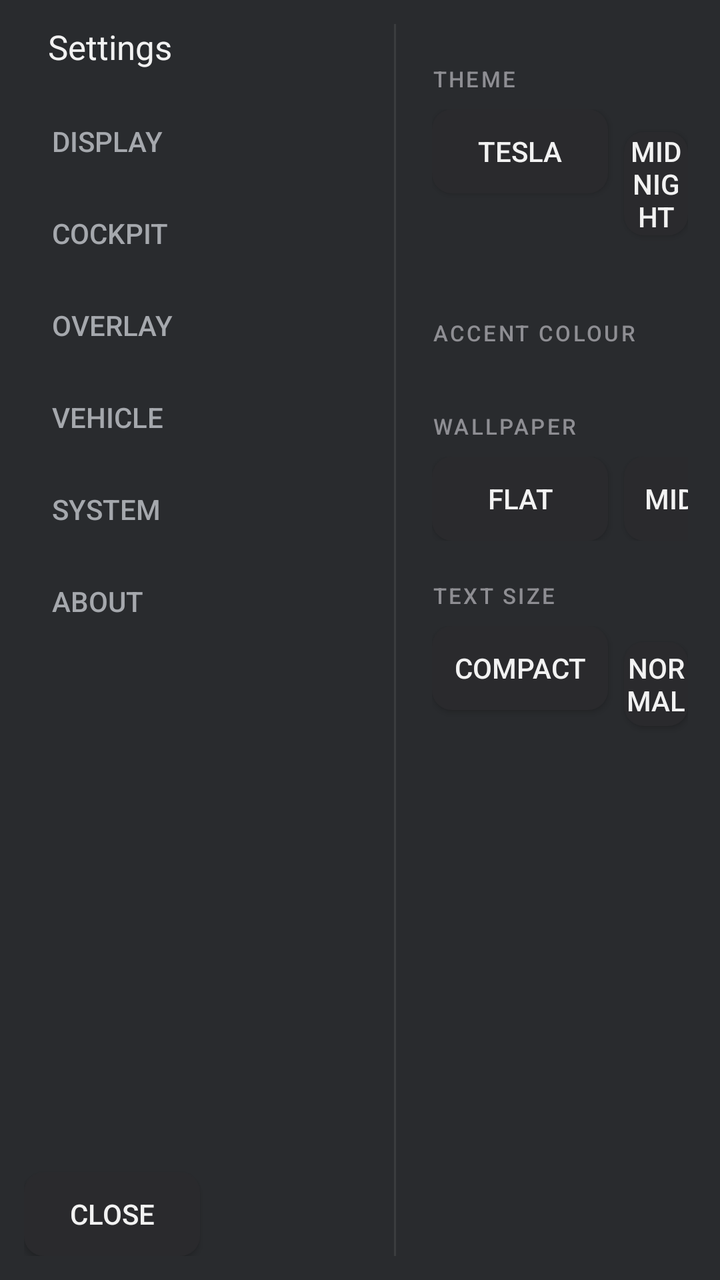
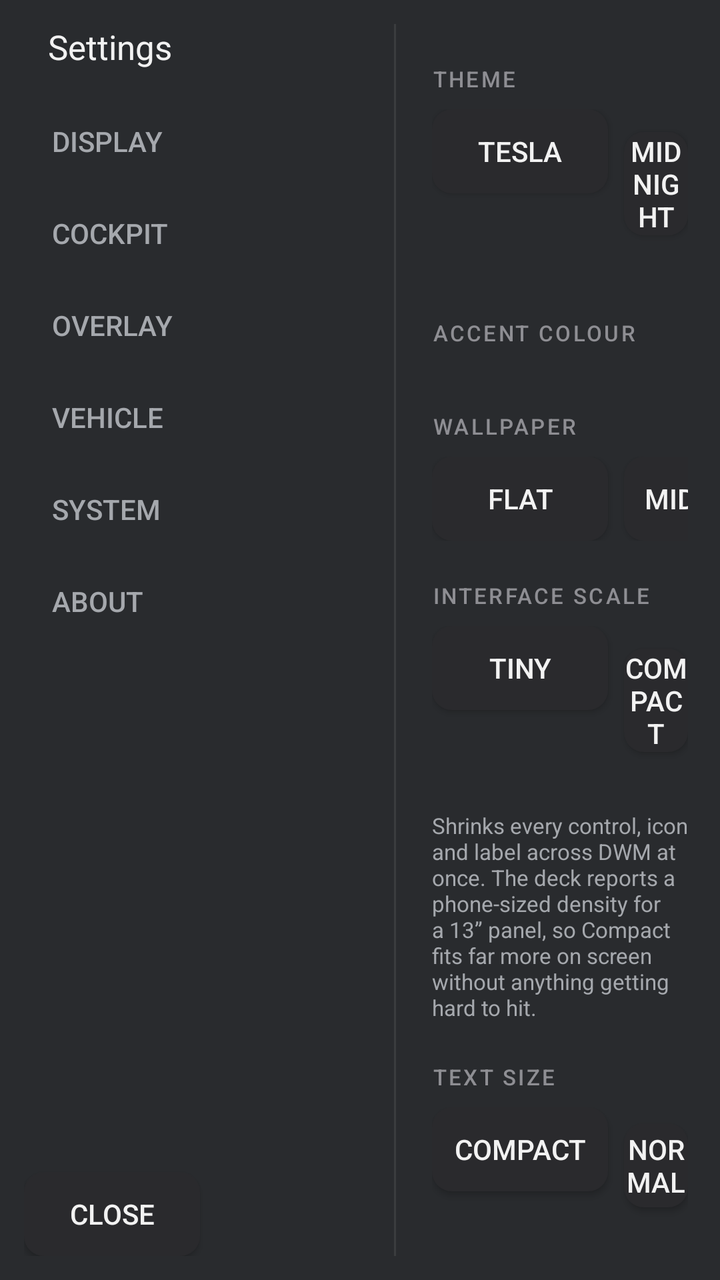

Two renders of the same Android screen: before a commit and after it. Below are the layout's source before the change and the commit's diff.
<!-- AndroidManifest.xml: application theme Theme.DWM -->
<!-- res/layout/activity_settings.xml -->
<?xml version="1.0" encoding="utf-8"?>
<LinearLayout xmlns:android="http://schemas.android.com/apk/res/android"
    android:layout_width="match_parent"
    android:layout_height="match_parent"
    android:background="@color/bg"
    android:orientation="horizontal"
    android:padding="12dp">

    
    <LinearLayout
        android:layout_width="185dp"
        android:layout_height="match_parent"
        android:orientation="vertical"
        android:paddingEnd="10dp">

        <TextView
            android:layout_width="wrap_content"
            android:layout_height="wrap_content"
            android:paddingStart="12dp"
            android:paddingBottom="14dp"
            android:tag="accent"
            android:text="Settings"
            android:textColor="@color/textPrimary"
            android:textSize="17sp" />

        <Button android:id="@+id/navDisplay" style="@style/NavItem" android:text="Display" />
        <Button android:id="@+id/navCockpit" style="@style/NavItem" android:text="Cockpit" />
        <Button android:id="@+id/navOverlay" style="@style/NavItem" android:text="Overlay" />
        <Button android:id="@+id/navVehicle" style="@style/NavItem" android:text="Vehicle" />
        <Button android:id="@+id/navSystem" style="@style/NavItem" android:text="System" />
        <Button android:id="@+id/navAbout" style="@style/NavItem" android:text="About" />

        <View
            android:layout_width="match_parent"
            android:layout_height="0dp"
            android:layout_weight="1" />

        <Button
            android:id="@+id/close"
            style="@style/ChipButton"
            android:layout_marginStart="0dp"
            android:text="Close" />
    </LinearLayout>

    <View
        android:layout_width="1dp"
        android:layout_height="match_parent"
        android:background="#14FFFFFF" />

    
    <ScrollView
        android:layout_width="0dp"
        android:layout_height="match_parent"
        android:layout_weight="1"
        android:fillViewport="true"
        android:scrollbars="none">

        <LinearLayout
            android:layout_width="match_parent"
            android:layout_height="wrap_content"
            android:orientation="vertical"
            android:paddingStart="18dp"
            android:paddingEnd="4dp">

            
            <LinearLayout
                android:id="@+id/secDisplay"
                android:layout_width="match_parent"
                android:layout_height="wrap_content"
                android:orientation="vertical">

                <TextView style="@style/SectionHeader" android:text="Theme" />

                <LinearLayout
                    android:layout_width="match_parent"
                    android:layout_height="wrap_content"
                    android:orientation="horizontal">

                    <Button android:id="@+id/btnThemeTesla" style="@style/ChipButton" android:layout_marginStart="0dp" android:text="Tesla" />
                    <Button android:id="@+id/btnThemeMidnight" style="@style/ChipButton" android:text="Midnight" />
                    <Button android:id="@+id/btnThemeLight" style="@style/ChipButton" android:text="Light" />
                </LinearLayout>

                <TextView style="@style/SectionHeader" android:text="Accent colour" />

                <LinearLayout
                    android:id="@+id/accentRow"
                    android:layout_width="match_parent"
                    android:layout_height="wrap_content"
                    android:orientation="horizontal"
                    android:paddingBottom="4dp" />

                <TextView style="@style/SectionHeader" android:text="Wallpaper" />

                <HorizontalScrollView
                    android:layout_width="match_parent"
                    android:layout_height="wrap_content"
                    android:scrollbars="none">

                    <LinearLayout
                        android:layout_width="wrap_content"
                        android:layout_height="wrap_content"
                        android:orientation="horizontal">

                        <Button android:id="@+id/btnWallDefault" style="@style/ChipButton" android:layout_marginStart="0dp" android:text="Flat" />
                        <Button android:id="@+id/btnWallBlue" style="@style/ChipButton" android:text="Midnight" />
                        <Button android:id="@+id/btnWallCarbon" style="@style/ChipButton" android:text="Carbon" />
                        <Button android:id="@+id/btnWallCustom" style="@style/ChipButton" android:text="Pick image…" />
                    </LinearLayout>
                </HorizontalScrollView>

                <TextView style="@style/SectionHeader" android:text="Text size" />

                <LinearLayout
                    android:layout_width="match_parent"
                    android:layout_height="wrap_content"
                    android:orientation="horizontal">

                    <Button android:id="@+id/btnTextCompact" style="@style/ChipButton" android:layout_marginStart="0dp" android:text="Compact" />
                    <Button android:id="@+id/btnTextNormal" style="@style/ChipButton" android:text="Normal" />
                    <Button android:id="@+id/btnTextLarge" style="@style/ChipButton" android:text="Large" />
                </LinearLayout>
            </LinearLayout>

            
            <LinearLayout
                android:id="@+id/secCockpit"
                android:layout_width="match_parent"
                android:layout_height="wrap_content"
                android:orientation="vertical"
                android:visibility="gone">

                <TextView style="@style/SectionHeader" android:text="Cockpit mode" />

                <LinearLayout
                    android:layout_width="match_parent"
                    android:layout_height="wrap_content"
                    android:orientation="horizontal">

                    <Button android:id="@+id/btnModeDash" style="@style/ChipButton" android:layout_marginStart="0dp" android:text="Dashboard" />
                    <Button android:id="@+id/btnModeOverlay" style="@style/ChipButton" android:text="Solo + overlays" />
                </LinearLayout>

                <TextView
                    android:id="@+id/modeHint"
                    android:layout_width="match_parent"
                    android:layout_height="wrap_content"
                    android:paddingTop="8dp"
                    android:text=""
                    android:textColor="@color/textDim"
                    android:textSize="11sp" />

                <TextView style="@style/SectionHeader" android:text="Startup" />

                <Switch
                    android:id="@+id/swAutoLoad"
                    android:layout_width="match_parent"
                    android:layout_height="wrap_content"
                    android:minHeight="44dp"
                    android:text="Auto-load cockpit windows on start"
                    android:textColor="@color/textPrimary"
                    android:textSize="13sp" />

                <TextView style="@style/SectionHeader" android:text="CarPlay" />

                <TextView
                    android:id="@+id/carplayLabel"
                    android:layout_width="match_parent"
                    android:layout_height="wrap_content"
                    android:text="CarPlay app: not set"
                    android:textColor="@color/textPrimary"
                    android:textSize="13sp" />

                <Button android:id="@+id/btnCarplay" style="@style/ChipButton" android:layout_marginStart="0dp" android:layout_marginTop="8dp" android:text="Pick CarPlay app" />

                <TextView style="@style/SectionHeader" android:text="Favourite apps" />

                <Switch
                    android:id="@+id/swFavGrid"
                    android:layout_width="match_parent"
                    android:layout_height="wrap_content"
                    android:minHeight="44dp"
                    android:text="Show favourites grid on home"
                    android:textColor="@color/textPrimary"
                    android:textSize="13sp" />

                <Button android:id="@+id/btnManageFavs" style="@style/ChipButton" android:layout_marginStart="0dp" android:layout_marginTop="4dp" android:text="Manage favourites" />

                <TextView
                    android:layout_width="match_parent"
                    android:layout_height="wrap_content"
                    android:paddingTop="8dp"
                    android:text="The favourites you save here show as a big grid on the DWM home screen and in the dock. Long-press any icon on home to reorder or remove."
                    android:textColor="@color/textDim"
                    android:textSize="11sp" />

                <TextView style="@style/SectionHeader" android:text="Window title-bar fix" />

                <LinearLayout
                    android:layout_width="match_parent"
                    android:layout_height="wrap_content"
                    android:orientation="horizontal">

                    <Button android:id="@+id/btnCompOff" style="@style/ChipButton" android:layout_marginStart="0dp" android:text="Off" />
                    <Button android:id="@+id/btnCompSmall" style="@style/ChipButton" android:text="Small" />
                    <Button android:id="@+id/btnCompMed" style="@style/ChipButton" android:text="Medium" />
                    <Button android:id="@+id/btnCompLarge" style="@style/ChipButton" android:text="Large" />
                </LinearLayout>

                <TextView
                    android:layout_width="match_parent"
                    android:layout_height="wrap_content"
                    android:paddingTop="8dp"
                    android:text="Windowed apps get a system title bar that crops their bottom edge (e.g. CarPlay's play/pause row). This grows each window to compensate — increase it if bottoms are still cut off. Fullscreen base apps are never affected."
                    android:textColor="@color/textDim"
                    android:textSize="11sp" />
            </LinearLayout>

            
            <LinearLayout
                android:id="@+id/secOverlay"
                android:layout_width="match_parent"
                android:layout_height="wrap_content"
                android:orientation="vertical"
                android:visibility="gone">

                <TextView style="@style/SectionHeader" android:text="Floating pill" />

                <Switch
                    android:id="@+id/swOverlay"
                    android:layout_width="match_parent"
                    android:layout_height="wrap_content"
                    android:minHeight="44dp"
                    android:text="Start floating pill on launch / boot"
                    android:textColor="@color/textPrimary"
                    android:textSize="13sp" />

                <LinearLayout
                    android:layout_width="match_parent"
                    android:layout_height="wrap_content"
                    android:orientation="horizontal"
                    android:paddingTop="6dp">

                    <Button android:id="@+id/btnGrantOverlay" style="@style/ChipButton" android:layout_marginStart="0dp" android:text="Grant overlay" />
                    <Button android:id="@+id/btnStartOverlay" style="@style/ChipButton" android:text="Start" />
                    <Button android:id="@+id/btnStopOverlay" style="@style/ChipButton" android:text="Stop" />
                </LinearLayout>

                <TextView
                    android:layout_width="match_parent"
                    android:layout_height="wrap_content"
                    android:paddingTop="8dp"
                    android:text="The pill floats over CarPlay. Tap it for clock + favourite apps in floating windows; drag to move — it snaps to the edge."
                    android:textColor="@color/textDim"
                    android:textSize="11sp" />

                <TextView style="@style/SectionHeader" android:text="Overlay panels" />

                <LinearLayout
                    android:layout_width="match_parent"
                    android:layout_height="wrap_content"
                    android:orientation="horizontal">

                    <Button android:id="@+id/btnPanelsOn" style="@style/ChipButton" android:layout_marginStart="0dp" android:text="Show over apps" />
                    <Button android:id="@+id/btnPanelsOff" style="@style/ChipButton" android:text="Hide" />
                </LinearLayout>

                <TextView
                    android:layout_width="match_parent"
                    android:layout_height="wrap_content"
                    android:paddingTop="8dp"
                    android:text="Floats your gauges, camera and web panels ON TOP of everything — e.g. CarPlay fullscreen with the front camera and TPMS overlaid. Drag the blue MOVE grip (top-left) to reposition and the RESIZE grip (bottom-right) to size — changes save automatically."
                    android:textColor="@color/textDim"
                    android:textSize="11sp" />

                <TextView style="@style/SectionHeader" android:text="Keep app windows on top" />

                <Button android:id="@+id/btnRaiseNow" style="@style/ChipButton" android:layout_marginStart="0dp" android:layout_marginTop="4dp" android:text="Raise app windows now" />

                <Switch
                    android:id="@+id/swMuteOverlays"
                    android:layout_width="match_parent"
                    android:layout_height="wrap_content"
                    android:layout_marginTop="6dp"
                    android:minHeight="44dp"
                    android:text="Mute overlay audio (don't interrupt CarPlay music)"
                    android:textColor="@color/textPrimary"
                    android:textSize="13sp" />

                <TextView
                    android:layout_width="match_parent"
                    android:layout_height="wrap_content"
                    android:paddingTop="8dp"
                    android:text="Camera, gauges and web panels are true overlays now — they float on top, never grab audio, never sink, and remember their size/position (drag the grips). 'Raise' is only for full app windows (non-camera), which Android sinks when you tap the app behind them."
                    android:textColor="@color/textDim"
                    android:textSize="11sp" />
            </LinearLayout>

            
            <LinearLayout
                android:id="@+id/secVehicle"
                android:layout_width="match_parent"
                android:layout_height="wrap_content"
                android:orientation="vertical"
                android:visibility="gone">

                <TextView style="@style/SectionHeader" android:text="OBD-II engine data" />

                <TextView
                    android:id="@+id/obdLabel"
                    android:layout_width="match_parent"
                    android:layout_height="wrap_content"
                    android:text="OBD dongle: not set"
                    android:textColor="@color/textPrimary"
                    android:textSize="13sp" />

                <Button android:id="@+id/btnObdPick" style="@style/ChipButton" android:layout_marginStart="0dp" android:layout_marginTop="8dp" android:text="Pick paired OBD dongle" />

                <TextView style="@style/SectionHeader" android:text="Cameras" />

                <Button android:id="@+id/btnCamScan" style="@style/ChipButton" android:layout_marginStart="0dp" android:text="Scan camera inputs" />

                <TextView style="@style/SectionHeader" android:text="TPMS / notification overlay" />

                <Button android:id="@+id/btnNotifAccess" style="@style/ChipButton" android:layout_marginStart="0dp" android:text="Allow DWM notification access" />

                <TextView
                    android:layout_width="match_parent"
                    android:layout_height="wrap_content"
                    android:paddingTop="8dp"
                    android:text="Lets DWM mirror an app's notification (e.g. your TPMS app's live pressures) as an overlay that stays above CarPlay. Add an 'App notification' panel in Edit and pick the app. Works only if that app shows the info in a notification."
                    android:textColor="@color/textDim"
                    android:textSize="11sp" />

                <TextView
                    android:layout_width="match_parent"
                    android:layout_height="wrap_content"
                    android:paddingTop="8dp"
                    android:text="Wired analog cameras usually show through the deck's AUX app — add a 'Camera app (AUX)' panel in the layout editor."
                    android:textColor="@color/textDim"
                    android:textSize="11sp" />
            </LinearLayout>

            
            <LinearLayout
                android:id="@+id/secSystem"
                android:layout_width="match_parent"
                android:layout_height="wrap_content"
                android:orientation="vertical"
                android:visibility="gone">

                <TextView style="@style/SectionHeader" android:text="Android settings" />

                <LinearLayout
                    android:layout_width="match_parent"
                    android:layout_height="wrap_content"
                    android:orientation="horizontal">

                    <Button android:id="@+id/btnBt" style="@style/ChipButton" android:layout_marginStart="0dp" android:text="Bluetooth" />
                    <Button android:id="@+id/btnWifi" style="@style/ChipButton" android:text="Wi-Fi" />
                    <Button android:id="@+id/btnDisplay" style="@style/ChipButton" android:text="Display" />
                    <Button android:id="@+id/btnAllSettings" style="@style/ChipButton" android:text="All settings" />
                </LinearLayout>

                <TextView style="@style/SectionHeader" android:text="Launcher" />

                <Button
                    android:id="@+id/btnDefaultLauncher"
                    style="@style/ChipButton"
                    android:layout_marginStart="0dp"
                    android:text="Set DWM as default launcher" />
            </LinearLayout>

            
            <LinearLayout
                android:id="@+id/secAbout"
                android:layout_width="match_parent"
                android:layout_height="wrap_content"
                android:orientation="vertical"
                android:visibility="gone">

                <TextView style="@style/SectionHeader" android:text="Updates" />

                <TextView
                    android:id="@+id/updateStatus"
                    android:layout_width="match_parent"
                    android:layout_height="wrap_content"
                    android:text=""
                    android:textColor="@color/textPrimary"
                    android:textSize="13sp" />

                <LinearLayout
                    android:layout_width="match_parent"
                    android:layout_height="wrap_content"
                    android:orientation="horizontal"
                    android:paddingTop="6dp">

                    <Button android:id="@+id/btnCheckUpdate" style="@style/ChipButton" android:layout_marginStart="0dp" android:text="Check for updates" />
                    <Button android:id="@+id/btnUpdateRepo" style="@style/ChipButton" android:text="Set update repo" />
                </LinearLayout>

                <Switch
                    android:id="@+id/swAutoUpdate"
                    android:layout_width="match_parent"
                    android:layout_height="wrap_content"
                    android:layout_marginTop="4dp"
                    android:minHeight="44dp"
                    android:text="Check for updates automatically on start"
                    android:textColor="@color/textPrimary"
                    android:textSize="13sp" />

                <TextView
                    android:layout_width="match_parent"
                    android:layout_height="wrap_content"
                    android:paddingTop="4dp"
                    android:text="Updates download from your GitHub repo. Android shows a final install confirmation (silent installs need root). You'll be asked once to allow DWM to install apps."
                    android:textColor="@color/textDim"
                    android:textSize="11sp" />

                <TextView style="@style/SectionHeader" android:text="Diagnostics" />

                <TextView
                    android:id="@+id/diagnostics"
                    android:layout_width="match_parent"
                    android:layout_height="wrap_content"
                    android:background="#10FFFFFF"
                    android:fontFamily="monospace"
                    android:padding="10dp"
                    android:text=""
                    android:textColor="@color/textPrimary"
                    android:textSize="11sp" />

                <TextView style="@style/SectionHeader" android:text="About" />

                <TextView
                    android:id="@+id/aboutText"
                    android:layout_width="match_parent"
                    android:layout_height="wrap_content"
                    android:paddingBottom="16dp"
                    android:text="DWM Cockpit"
                    android:textColor="@color/textDim"
                    android:textSize="11sp" />
            </LinearLayout>
        </LinearLayout>
    </ScrollView>
</LinearLayout>
<!-- resources referenced by this layout -->
<resources>
  <color name="bg">#292B2E</color>
  <color name="textDim">#A5A8AD</color>
  <color name="textPrimary">#F2F2F2</color>
  <style name="ChipButton">
          <item name="android:layout_width">wrap_content</item>
          <item name="android:layout_height">wrap_content</item>
          <item name="android:minHeight">42dp</item>
          <item name="android:layout_marginStart">8dp</item>
          <item name="android:textColor">@color/textPrimary</item>
          <item name="android:background">@drawable/chip_bg</item>
      </style>
  <style name="NavItem">
          <item name="android:layout_width">match_parent</item>
          <item name="android:layout_height">wrap_content</item>
          <item name="android:minHeight">44dp</item>
          <item name="android:gravity">start|center_vertical</item>
          <item name="android:paddingStart">14dp</item>
          <item name="android:paddingEnd">14dp</item>
          <item name="android:layout_marginBottom">2dp</item>
          <item name="android:textColor">@color/textDim</item>
          <item name="android:background">@android:color/transparent</item>
      </style>
  <style name="SectionHeader">
          <item name="android:layout_width">match_parent</item>
          <item name="android:layout_height">wrap_content</item>
          <item name="android:layout_marginTop">20dp</item>
          <item name="android:layout_marginBottom">8dp</item>
          <item name="android:textAllCaps">true</item>
          <item name="android:letterSpacing">0.1</item>
          <item name="android:textColor">@color/accent2</item>
          <item name="android:textSize">11sp</item>
          <item name="android:fontFamily">sans-serif-medium</item>
      </style>
  <style name="Theme.DWM" parent="@android:style/Theme.Material.NoActionBar">
          <item name="android:windowBackground">@color/bg</item>
          <item name="android:colorBackground">@color/bg</item>
          <item name="android:colorAccent">@color/accent</item>
          <item name="android:textColorPrimary">@color/textPrimary</item>
          <item name="android:statusBarColor">#000000</item>
          <item name="android:navigationBarColor">#000000</item>
          <item name="android:windowAnimationStyle">@style/DwmWindowAnim</item>
      </style>
  <!-- drawable chip_bg (drawable) -->
  <?xml version="1.0" encoding="utf-8"?>
  <selector xmlns:android="http://schemas.android.com/apk/res/android">
      <item android:state_pressed="true">
          <shape android:shape="rectangle">
              <solid android:color="#3A3A3E" />
              <corners android:radius="10dp" />
          </shape>
      </item>
      <item>
          <shape android:shape="rectangle">
              <solid android:color="#2A2A2D" />
              <corners android:radius="10dp" />
          </shape>
      </item>
  </selector>
  <color name="accent2">#8E8E93</color>
  <color name="accent">#3E6AE1</color>
  <style name="DwmWindowAnim" parent="@android:style/Animation.Activity">
          <item name="android:activityOpenEnterAnimation">@anim/fade_in</item>
          <item name="android:activityOpenExitAnimation">@anim/fade_out</item>
          <item name="android:activityCloseEnterAnimation">@anim/fade_in</item>
          <item name="android:activityCloseExitAnimation">@anim/fade_out</item>
      </style>
</resources>

<!-- the commit's change to res/layout/activity_settings.xml (unified diff, before → after) -->
@@ -109,6 +109,28 @@
                     </LinearLayout>
                 </HorizontalScrollView>
 
+                <TextView style="@style/SectionHeader" android:text="Interface scale" />
+
+                <LinearLayout
+                    android:layout_width="match_parent"
+                    android:layout_height="wrap_content"
+                    android:orientation="horizontal">
+
+                    <Button android:id="@+id/btnUiTiny" style="@style/ChipButton" android:layout_marginStart="0dp" android:text="Tiny" />
+                    <Button android:id="@+id/btnUiCompact" style="@style/ChipButton" android:text="Compact" />
+                    <Button android:id="@+id/btnUiCosy" style="@style/ChipButton" android:text="Cosy" />
+                    <Button android:id="@+id/btnUiStock" style="@style/ChipButton" android:text="Stock" />
+                </LinearLayout>
+
+                <TextView
+                    android:id="@+id/uiScaleLabel"
+                    android:layout_width="match_parent"
+                    android:layout_height="wrap_content"
+                    android:paddingTop="8dp"
+                    android:text="Shrinks every control, icon and label across DWM at once. The deck reports a phone-sized density for a 13&#8221; panel, so Compact fits far more on screen without anything getting hard to hit."
+                    android:textColor="@color/textDim"
+                    android:textSize="11sp" />
+
                 <TextView style="@style/SectionHeader" android:text="Text size" />
 
                 <LinearLayout
@@ -120,6 +142,14 @@
                     <Button android:id="@+id/btnTextNormal" style="@style/ChipButton" android:text="Normal" />
                     <Button android:id="@+id/btnTextLarge" style="@style/ChipButton" android:text="Large" />
                 </LinearLayout>
+
+                <TextView
+                    android:layout_width="match_parent"
+                    android:layout_height="wrap_content"
+                    android:paddingTop="8dp"
+                    android:text="Applied on top of the interface scale — use it if only the labels are hard to read."
+                    android:textColor="@color/textDim"
+                    android:textSize="11sp" />
             </LinearLayout>
 
             
@@ -320,6 +350,85 @@
 
                 <Button android:id="@+id/btnCamScan" style="@style/ChipButton" android:layout_marginStart="0dp" android:text="Scan camera inputs" />
 
+                <TextView
+                    android:layout_width="match_parent"
+                    android:layout_height="wrap_content"
+                    android:paddingTop="12dp"
+                    android:text="Picture shape"
+                    android:textColor="@color/textPrimary"
+                    android:textSize="13sp" />
+
+                <LinearLayout
+                    android:layout_width="match_parent"
+                    android:layout_height="wrap_content"
+                    android:orientation="horizontal">
+
+                    <Button android:id="@+id/btnCamFill" style="@style/ChipButton" android:layout_marginStart="0dp" android:text="Fill" />
+                    <Button android:id="@+id/btnCamFit" style="@style/ChipButton" android:text="Fit" />
+                    <Button android:id="@+id/btnCamStretch" style="@style/ChipButton" android:text="Stretch" />
+                </LinearLayout>
+
+                <TextView
+                    android:layout_width="match_parent"
+                    android:layout_height="wrap_content"
+                    android:paddingTop="6dp"
+                    android:text="Fill keeps the camera&#8217;s real proportions and crops to the panel (fixes the squashed look). Fit shows the whole frame with black bars. Stretch is the old behaviour."
+                    android:textColor="@color/textDim"
+                    android:textSize="11sp" />
+
+                <TextView
+                    android:layout_width="match_parent"
+                    android:layout_height="wrap_content"
+                    android:paddingTop="12dp"
+                    android:text="Day / night picture"
+                    android:textColor="@color/textPrimary"
+                    android:textSize="13sp" />
+
+                <LinearLayout
+                    android:layout_width="match_parent"
+                    android:layout_height="wrap_content"
+                    android:orientation="horizontal">
+
+                    <Button android:id="@+id/btnCamAuto" style="@style/ChipButton" android:layout_marginStart="0dp" android:text="Auto" />
+                    <Button android:id="@+id/btnCamDay" style="@style/ChipButton" android:text="Day" />
+                    <Button android:id="@+id/btnCamNight" style="@style/ChipButton" android:text="Night" />
+                </LinearLayout>
+
+                <TextView
+                    android:layout_width="match_parent"
+                    android:layout_height="wrap_content"
+                    android:paddingTop="12dp"
+                    android:text="Brightness trim"
+                    android:textColor="@color/textPrimary"
+                    android:textSize="13sp" />
+
+                <LinearLayout
+                    android:layout_width="match_parent"
+                    android:layout_height="wrap_content"
+                    android:orientation="horizontal"
+                    android:gravity="center_vertical">
+
+                    <Button android:id="@+id/btnCamDarker" style="@style/ChipButton" android:layout_marginStart="0dp" android:text="&#8722; Darker" />
+                    <TextView
+                        android:id="@+id/camTrimLabel"
+                        android:layout_width="wrap_content"
+                        android:layout_height="wrap_content"
+                        android:layout_marginStart="12dp"
+                        android:layout_marginEnd="12dp"
+                        android:text="0"
+                        android:textColor="@color/textPrimary"
+                        android:textSize="13sp" />
+                    <Button android:id="@+id/btnCamBrighter" style="@style/ChipButton" android:layout_marginStart="0dp" android:text="+ Brighter" />
+                </LinearLayout>
+
+                <TextView
+                    android:layout_width="match_parent"
+                    android:layout_height="wrap_content"
+                    android:paddingTop="6dp"
+                    android:text="Auto uses the deck&#8217;s light sensor when it has one, otherwise the clock (night from 19:00 to 06:00). Night dims the panel hard so the feed doesn&#8217;t light up the cabin. Reload the cockpit after changing these."
+                    android:textColor="@color/textDim"
+                    android:textSize="11sp" />
+
                 <TextView style="@style/SectionHeader" android:text="TPMS / notification overlay" />
 
                 <Button android:id="@+id/btnNotifAccess" style="@style/ChipButton" android:layout_marginStart="0dp" android:text="Allow DWM notification access" />
